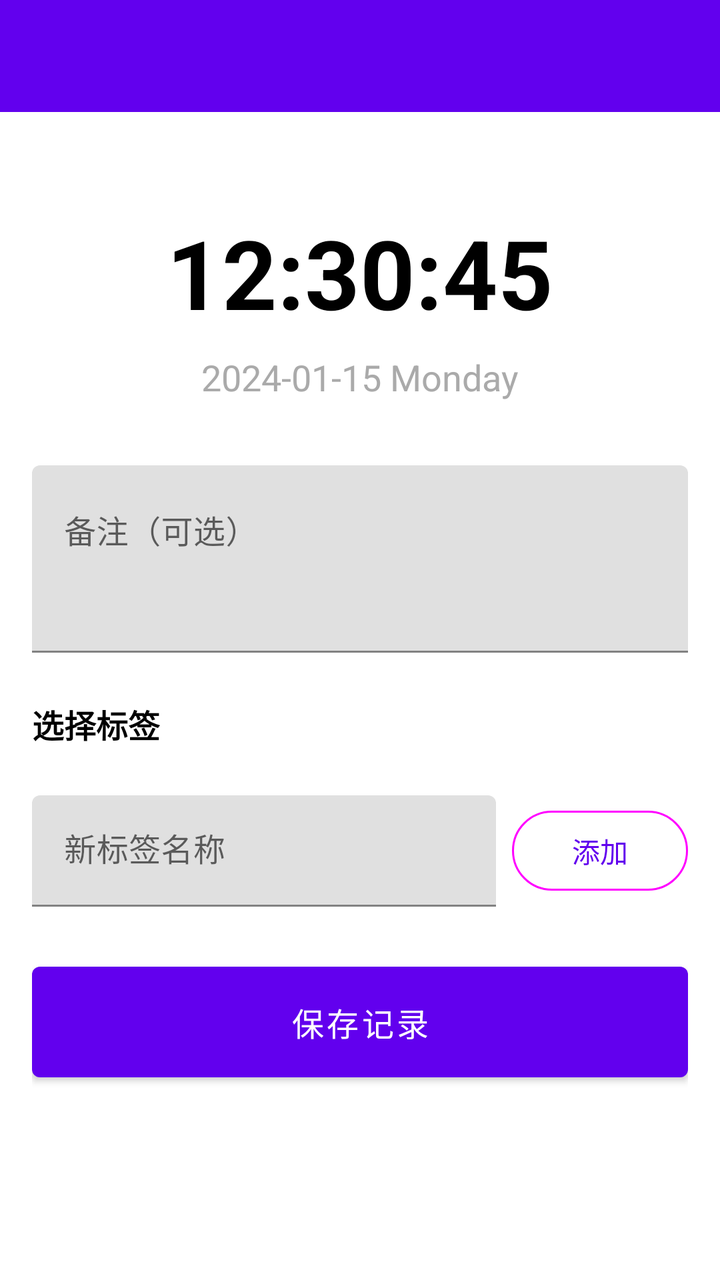
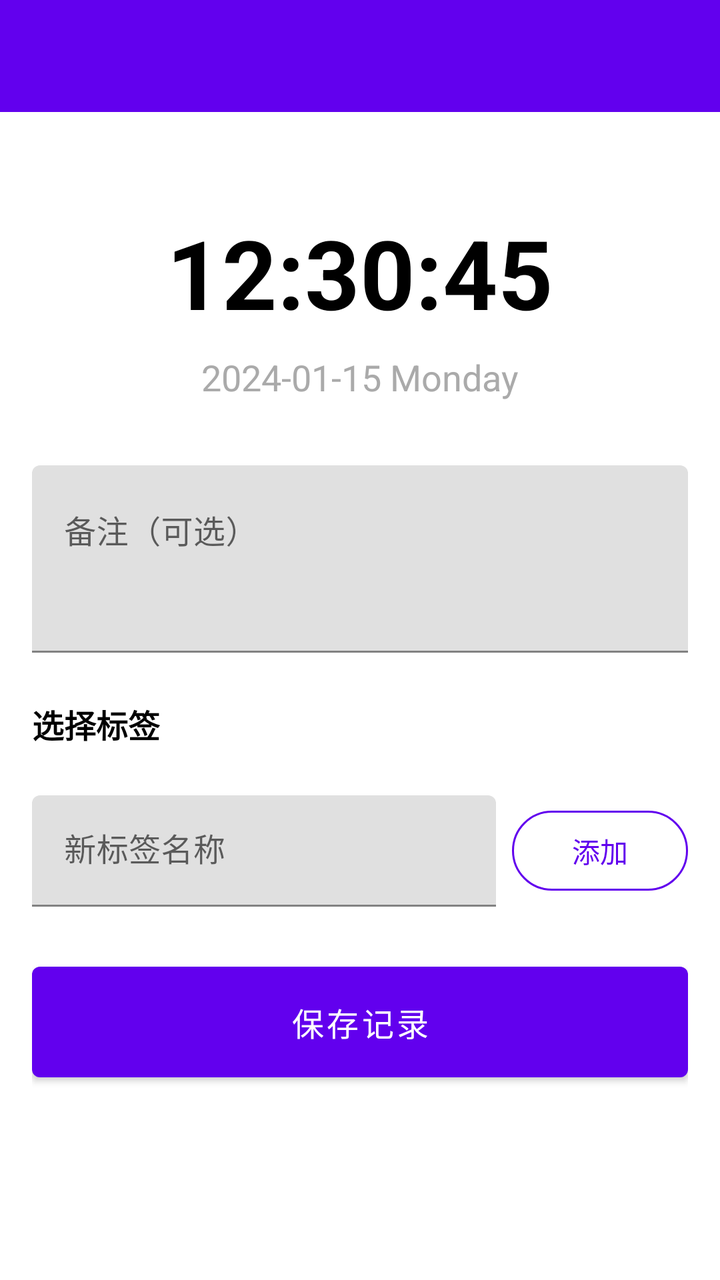

Before-and-after screenshots of an Android layout around one commit, followed by the original layout XML and the change that was made.
<!-- AndroidManifest.xml: activity theme Theme.TimeRecord.NoActionBar -->
<!-- res/layout/activity_create_record.xml -->
<?xml version="1.0" encoding="utf-8"?>
<androidx.constraintlayout.widget.ConstraintLayout xmlns:android="http://schemas.android.com/apk/res/android"
    xmlns:app="http://schemas.android.com/apk/res-auto"
    xmlns:tools="http://schemas.android.com/tools"
    android:layout_width="match_parent"
    android:layout_height="match_parent"
    tools:context=".CreateRecordActivity">

    <com.google.android.material.appbar.MaterialToolbar
        android:id="@+id/toolbar"
        android:layout_width="match_parent"
        android:layout_height="?attr/actionBarSize"
        android:background="?attr/colorPrimary"
        android:theme="@style/ThemeOverlay.AppCompat.Dark.ActionBar"
        app:layout_constraintTop_toTopOf="parent"
        app:layout_constraintStart_toStartOf="parent"
        app:layout_constraintEnd_toEndOf="parent" />

    <ScrollView
        android:layout_width="0dp"
        android:layout_height="0dp"
        app:layout_constraintTop_toBottomOf="@id/toolbar"
        app:layout_constraintBottom_toBottomOf="parent"
        app:layout_constraintStart_toStartOf="parent"
        app:layout_constraintEnd_toEndOf="parent">

        <androidx.constraintlayout.widget.ConstraintLayout
            android:layout_width="match_parent"
            android:layout_height="wrap_content"
            android:padding="16dp">

    
    <TextView
        android:id="@+id/tv_current_time"
        android:layout_width="wrap_content"
        android:layout_height="wrap_content"
        android:text="12:30:45"
        android:textSize="48sp"
        android:textStyle="bold"
        android:textColor="@android:color/black"
        app:layout_constraintTop_toTopOf="parent"
        app:layout_constraintStart_toStartOf="parent"
        app:layout_constraintEnd_toEndOf="parent"
        android:layout_marginTop="32dp" />

    <TextView
        android:id="@+id/tv_current_date"
        android:layout_width="wrap_content"
        android:layout_height="wrap_content"
        android:text="2024-01-15 Monday"
        android:textSize="18sp"
        android:textColor="@android:color/darker_gray"
        app:layout_constraintTop_toBottomOf="@id/tv_current_time"
        app:layout_constraintStart_toStartOf="parent"
        app:layout_constraintEnd_toEndOf="parent"
        android:layout_marginTop="8dp" />

    
    <com.google.android.material.textfield.TextInputLayout
        android:id="@+id/til_note"
        android:layout_width="0dp"
        android:layout_height="wrap_content"
        android:hint="备注（可选）"
        app:layout_constraintTop_toBottomOf="@id/tv_current_date"
        app:layout_constraintStart_toStartOf="parent"
        app:layout_constraintEnd_toEndOf="parent"
        android:layout_marginTop="32dp">

        <com.google.android.material.textfield.TextInputEditText
            android:id="@+id/et_note"
            android:layout_width="match_parent"
            android:layout_height="wrap_content"
            android:minLines="3"
            android:maxLines="5"
            android:gravity="top"
            android:inputType="textMultiLine" />
    </com.google.android.material.textfield.TextInputLayout>

    
    <TextView
        android:id="@+id/tv_labels_title"
        android:layout_width="wrap_content"
        android:layout_height="wrap_content"
        android:text="选择标签"
        android:textSize="16sp"
        android:textStyle="bold"
        android:textColor="@android:color/black"
        app:layout_constraintTop_toBottomOf="@id/til_note"
        app:layout_constraintStart_toStartOf="parent"
        android:layout_marginTop="24dp" />

    <com.google.android.material.chip.ChipGroup
        android:id="@+id/chip_group_labels"
        android:layout_width="0dp"
        android:layout_height="wrap_content"
        app:layout_constraintTop_toBottomOf="@id/tv_labels_title"
        app:layout_constraintStart_toStartOf="parent"
        app:layout_constraintEnd_toEndOf="parent"
        android:layout_marginTop="8dp" />

    
    <LinearLayout
        android:id="@+id/layout_add_label"
        android:layout_width="0dp"
        android:layout_height="wrap_content"
        android:orientation="horizontal"
        android:gravity="center_vertical"
        app:layout_constraintTop_toBottomOf="@id/chip_group_labels"
        app:layout_constraintStart_toStartOf="parent"
        app:layout_constraintEnd_toEndOf="parent"
        android:layout_marginTop="16dp">

        <com.google.android.material.textfield.TextInputLayout
            android:id="@+id/til_new_label"
            android:layout_width="0dp"
            android:layout_height="wrap_content"
            android:layout_weight="1"
            android:hint="新标签名称">

            <com.google.android.material.textfield.TextInputEditText
                android:id="@+id/et_new_label"
                android:layout_width="match_parent"
                android:layout_height="wrap_content"
                android:inputType="text"
                android:imeOptions="actionDone" />
        </com.google.android.material.textfield.TextInputLayout>

        <com.google.android.material.button.MaterialButton
            android:id="@+id/btn_add_label"
            android:layout_width="wrap_content"
            android:layout_height="wrap_content"
            android:text="添加"
            android:textSize="14sp"
            android:layout_marginStart="8dp"
            style="@style/Widget.Material3.Button.OutlinedButton" />
    </LinearLayout>

    
    <com.google.android.material.button.MaterialButton
        android:id="@+id/btn_save"
        android:layout_width="0dp"
        android:layout_height="wrap_content"
        android:layout_marginTop="24dp"
        android:padding="16dp"
        android:text="保存记录"
        android:textSize="16sp"
        app:layout_constraintTop_toBottomOf="@id/layout_add_label"
        app:layout_constraintStart_toStartOf="parent"
        app:layout_constraintEnd_toEndOf="parent" />

        </androidx.constraintlayout.widget.ConstraintLayout>
    </ScrollView>

</androidx.constraintlayout.widget.ConstraintLayout>
<!-- resources referenced by this layout -->
<resources>
  <style name="Theme.TimeRecord.NoActionBar">
          <item name="windowActionBar">false</item>
          <item name="windowNoTitle">true</item>
      </style>
</resources>

<!-- the commit's change to res/layout/activity_create_record.xml (unified diff, before → after) -->
@@ -132,6 +132,8 @@
             android:text="添加"
             android:textSize="14sp"
             android:layout_marginStart="8dp"
+            app:strokeColor="?attr/colorPrimary"
+            android:textColor="?attr/colorPrimary"
             style="@style/Widget.Material3.Button.OutlinedButton" />
     </LinearLayout>
 
